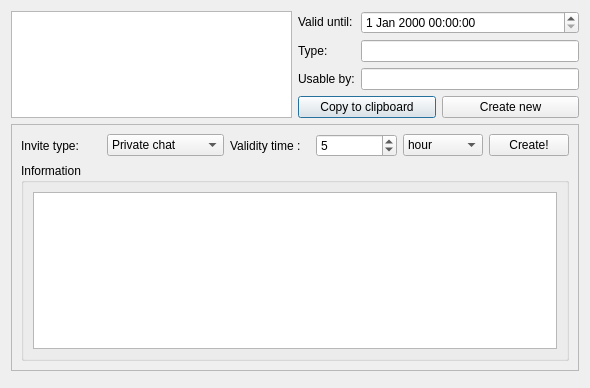
This is retroshare-gui/src/gui/CreateMsgLinkDialog.ui in RetroShare/RetroShare as Qt 5 draws it before an edit. The edited form follows.
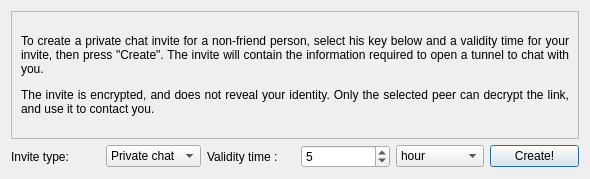
This is the edited form.

Commit message: Enabled distant chat system. Added system to collect and create chat invites from pgp keys. Finished the GUI (some layouts need fixing, especially the link creation window). Still needed: QoS on generic turtle data items. Will need a new item class for any anyway.

What changed in the file:
```diff
--- a/retroshare-gui/src/gui/CreateMsgLinkDialog.ui
+++ b/retroshare-gui/src/gui/CreateMsgLinkDialog.ui
@@ -7,94 +7,13 @@
     <x>0</x>
     <y>0</y>
     <width>590</width>
-    <height>388</height>
+    <height>179</height>
    </rect>
   </property>
   <property name="windowTitle">
-   <string>Dialog</string>
+   <string>Create distant chat invite</string>
   </property>
   <layout class="QVBoxLayout" name="verticalLayout_6">
-   <item>
-    <layout class="QHBoxLayout" name="horizontalLayout_4">
-     <item>
-      <widget class="QListWidget" name="_existing_links_LW">
-       <property name="sizePolicy">
-        <sizepolicy hsizetype="Expanding" vsizetype="Maximum">
-         <horstretch>0</horstretch>
-         <verstretch>0</verstretch>
-        </sizepolicy>
-       </property>
-      </widget>
-     </item>
-     <item>
-      <layout class="QVBoxLayout" name="verticalLayout_4">
-       <item>
-        <layout class="QHBoxLayout" name="horizontalLayout_3">
-         <item>
-          <layout class="QVBoxLayout" name="verticalLayout_3">
-           <item>
-            <widget class="QLabel" name="label_3">
-             <property name="text">
-              <string>Valid until:</string>
-             </property>
-            </widget>
-           </item>
-           <item>
-            <widget class="QLabel" name="label_5">
-             <property name="text">
-              <string>Type:</string>
-             </property>
-            </widget>
-           </item>
-           <item>
-            <widget class="QLabel" name="_usable_LB">
-             <property name="text">
-              <string>Usable by:</string>
-             </property>
-            </widget>
-           </item>
-          </layout>
-         </item>
-         <item>
-          <layout class="QVBoxLayout" name="verticalLayout_2">
-           <item>
-            <widget class="QDateTimeEdit" name="_current_link_date_DE"/>
-           </item>
-           <item>
-            <widget class="QLineEdit" name="_current_link_type_LE"/>
-           </item>
-           <item>
-            <widget class="QLineEdit" name="_current_link_dst_LE"/>
-           </item>
-          </layout>
-         </item>
-        </layout>
-       </item>
-       <item>
-        <layout class="QHBoxLayout" name="horizontalLayout_5">
-         <item>
-          <widget class="QPushButton" name="_copy_to_clipboard_PB">
-           <property name="text">
-            <string>Copy to clipboard</string>
-           </property>
-          </widget>
-         </item>
-         <item>
-          <widget class="QPushButton" name="_create_new_PB">
-           <property name="text">
-            <string>Create new</string>
-           </property>
-           <property name="checkable">
-            <bool>true</bool>
-           </property>
-          </widget>
-         </item>
-        </layout>
-       </item>
-      </layout>
-     </item>
-    </layout>
-   </item>
    <item>
     <widget class="QFrame" name="_new_link_F">
      <property name="frameShape">
@@ -105,6 +24,25 @@
      </property>
      <layout class="QVBoxLayout" name="verticalLayout_5">
       <item>
+       <widget class="QLabel" name="label_3">
+        <property name="text">
+         <string>&lt;html&gt;&lt;head/&gt;&lt;body&gt;&lt;p align=&quot;justify&quot;&gt;To create a private chat invite for a non-friend person, select his key below and a validity time for your invite, then press &amp;quot;Create&amp;quot;. The invite will contain the  information required to open a tunnel to chat with you. &lt;/p&gt;&lt;p align=&quot;justify&quot;&gt;The invite is encrypted, and does not reveal your identity. Only the selected peer can decrypt the link, and use it to contact you.&lt;/p&gt;&lt;/body&gt;&lt;/html&gt;</string>
+        </property>
+        <property name="textFormat">
+         <enum>Qt::RichText</enum>
+        </property>
+        <property name="scaledContents">
+         <bool>true</bool>
+        </property>
+        <property name="wordWrap">
+         <bool>true</bool>
+        </property>
+       </widget>
+      </item>
+     </layout>
+    </widget>
+   </item>
+   <item>
        <layout class="QHBoxLayout" name="horizontalLayout">
         <item>
          <widget class="QLabel" name="label">
@@ -120,11 +58,6 @@
             <string>Private chat</string>
            </property>
           </item>
-          <item>
-           <property name="text">
-            <string>Public message</string>
-           </property>
-          </item>
          </widget>
         </item>
         <item>
@@ -184,34 +117,6 @@
          </widget>
         </item>
        </layout>
-      </item>
-      <item>
-       <widget class="QGroupBox" name="_info_GB">
-        <property name="title">
-         <string>Information</string>
-        </property>
-        <layout class="QVBoxLayout" name="verticalLayout">
-         <item>
-          <widget class="QTextBrowser" name="_info_TB"/>
-         </item>
-        </layout>
-       </widget>
-      </item>
-     </layout>
-    </widget>
-   </item>
-   <item>
-    <spacer name="verticalSpacer">
-     <property name="orientation">
-      <enum>Qt::Vertical</enum>
-     </property>
-     <property name="sizeHint" stdset="0">
-      <size>
-       <width>20</width>
-       <height>40</height>
-      </size>
-     </property>
-    </spacer>
    </item>
   </layout>
  </widget>
```
Lines whose indentation alone changed are shown as unchanged. The commit also changes 17 other files.
